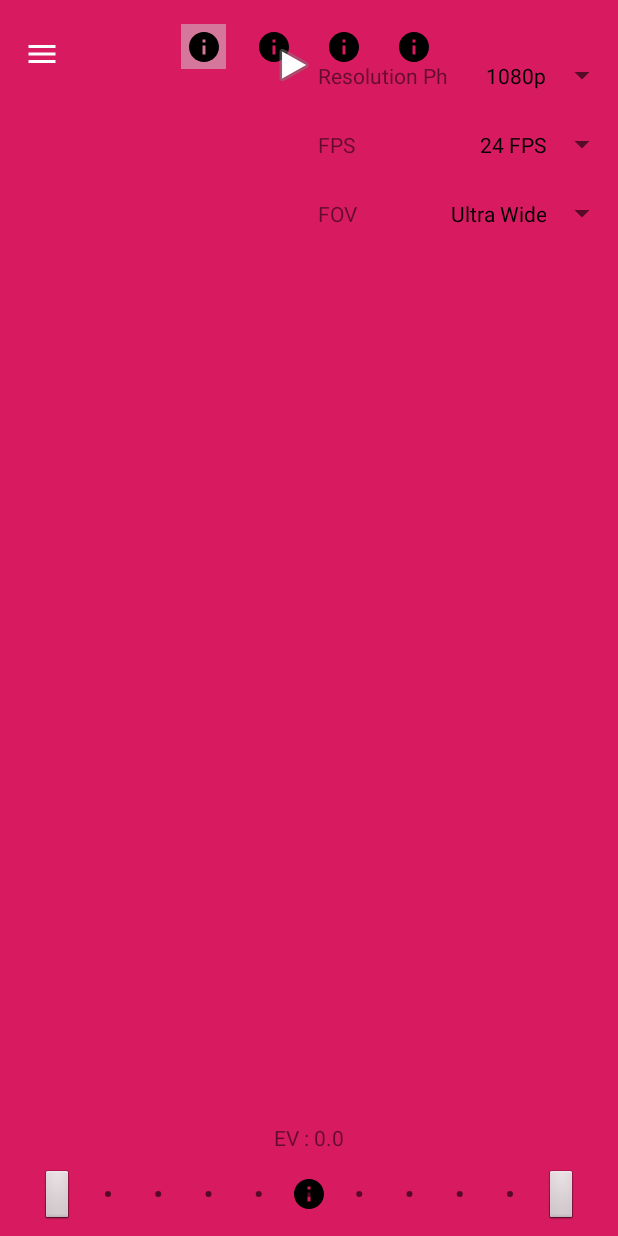
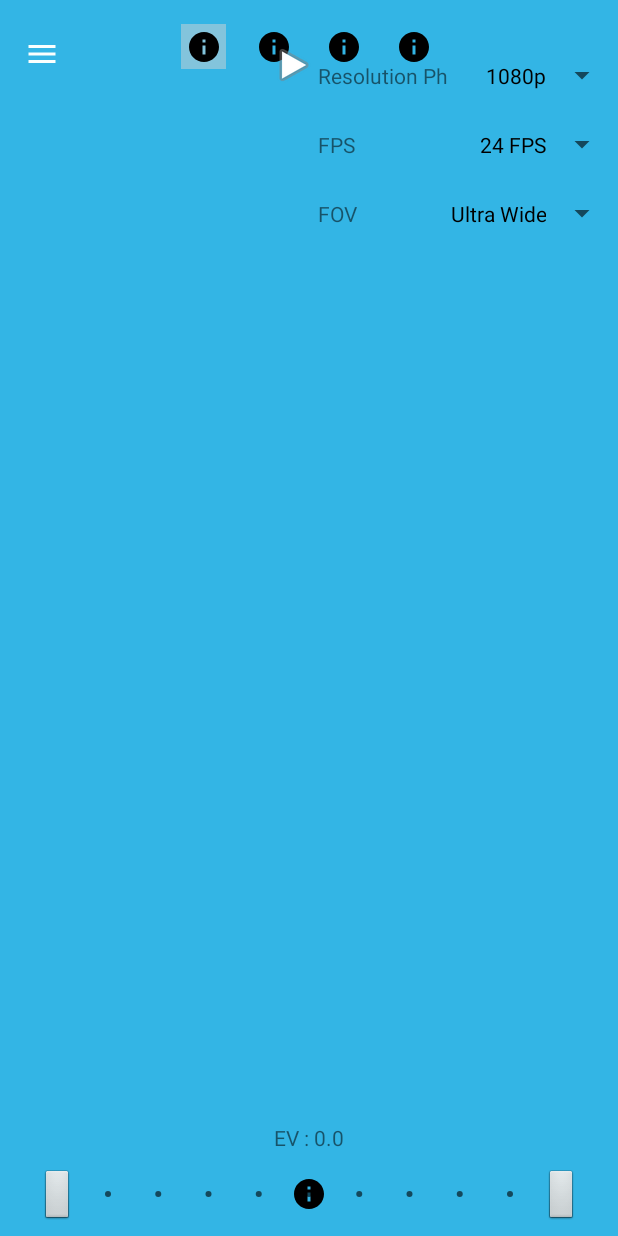
Before and after one commit to joachimtapp/lab_app_developpement, an Android app: the screen it shows after launch (LiveStreamActivity), in the side drawer, after a tap on "Live stream", on a phone screen of 412 x 824 dp. Run offline under Robolectric (Android 15) with nearby library versions, the phone set to English and light mode, and no system bars; our stand-ins replace Firebase (no records; nobody signed in at launch, a user with empty details on screens opened directly).

Commit message:
Added style

```diff
--- a/GoproApp_wear/mobile/src/main/java/com/goproapp/goproapp_wear/LiveStreamActivity.java
+++ b/GoproApp_wear/mobile/src/main/java/com/goproapp/goproapp_wear/LiveStreamActivity.java
@@ -234,9 +234,9 @@ public class LiveStreamActivity extends AppCompatActivity {
         ArrayAdapter<String> adapter_FOV = new ArrayAdapter<>(this, R.layout.spinner_item, FOV_spinner);
         ArrayAdapter<String> adapter_FPS = new ArrayAdapter<>(this,  R.layout.spinner_item, FPS_spinner);
 
-        adapter_res.setDropDownViewResource(android.R.layout.simple_spinner_dropdown_item);
-        adapter_FOV.setDropDownViewResource(android.R.layout.simple_spinner_dropdown_item);
-        adapter_FPS.setDropDownViewResource(android.R.layout.simple_spinner_dropdown_item);
+        adapter_res.setDropDownViewResource(R.layout.spinner_dropdown);
+        adapter_FOV.setDropDownViewResource(R.layout.spinner_dropdown);
+        adapter_FPS.setDropDownViewResource(R.layout.spinner_dropdown);
 
         spinner_res.setAdapter(adapter_res);
         spinner_FOV.setAdapter(adapter_FOV);
@@ -251,15 +251,15 @@ public class LiveStreamActivity extends AppCompatActivity {
             @Override
             public void onItemSelected(AdapterView<?> parent, View view, int position, long id) {
                 //Toast.makeText(LiveStreamActivity.this, "New resolution selected : " + parent.getItemAtPosition(position), Toast.LENGTH_SHORT).show();
-                //TODO : Update other spinners according to new resolution and send new parameter to GoPro
+                //TODO : send new parameter to GoPro
                 FOV_spinner = goProCombinations.getFov(spinner_res.getSelectedItem().toString());
                 FPS_spinner = goProCombinations.getFPS(spinner_res.getSelectedItem().toString());
 
                 ArrayAdapter<String> adapter_FOV = new ArrayAdapter<>(parent.getContext(), R.layout.spinner_item, FOV_spinner);
                 ArrayAdapter<String> adapter_FPS = new ArrayAdapter<>(parent.getContext(),  R.layout.spinner_item, FPS_spinner);
 
-                adapter_FOV.setDropDownViewResource(android.R.layout.simple_spinner_dropdown_item);
-                adapter_FPS.setDropDownViewResource(android.R.layout.simple_spinner_dropdown_item);
+                adapter_FOV.setDropDownViewResource(R.layout.spinner_dropdown);
+                adapter_FPS.setDropDownViewResource(R.layout.spinner_dropdown);
 
                 spinner_FOV.setAdapter(adapter_FOV);
                 spinner_FPS.setAdapter(adapter_FPS);
--- a/GoproApp_wear/mobile/src/main/res/layout/activity_live_stream.xml
+++ b/GoproApp_wear/mobile/src/main/res/layout/activity_live_stream.xml
@@ -19,7 +19,7 @@
             android:layout_height="match_parent"
             app:layout_constraintEnd_toEndOf="parent"
             app:layout_constraintTop_toTopOf="parent"
-            app:srcCompat="@color/colorAccent" />
+            app:srcCompat="@android:color/holo_blue_light" />
 
         <!-- Mode menu -->
         <RelativeLayout
--- a/GoproApp_wear/mobile/src/main/res/layout/side_menu_photo.xml
+++ b/GoproApp_wear/mobile/src/main/res/layout/side_menu_photo.xml
@@ -40,7 +40,8 @@
                 android:layout_width="wrap_content"
                 android:layout_height="wrap_content"
                 android:layout_gravity="end"
-                android:textAlignment="viewEnd"/>
+                android:textAlignment="viewEnd"
+                android:popupBackground="@color/spinner_background"/>
         </RelativeLayout>
 
     </android.support.constraint.ConstraintLayout>
@@ -80,7 +81,8 @@
                 android:layout_width="wrap_content"
                 android:layout_height="wrap_content"
                 android:gravity="end"
-                android:textAlignment="viewEnd" />
+                android:textAlignment="viewEnd"
+                android:popupBackground="@color/spinner_background"/>
         </RelativeLayout>
 
     </android.support.constraint.ConstraintLayout>
@@ -117,7 +119,8 @@
                 android:layout_width="wrap_content"
                 android:layout_height="wrap_content"
                 android:layout_gravity="end"
-                android:textAlignment="viewEnd" />
+                android:textAlignment="viewEnd"
+                android:popupBackground="@color/spinner_background"/>
         </RelativeLayout>
 
     </android.support.constraint.ConstraintLayout>
--- a/GoproApp_wear/mobile/src/main/res/layout/spinner_item.xml
+++ b/GoproApp_wear/mobile/src/main/res/layout/spinner_item.xml
@@ -3,8 +3,10 @@
     android:layout_height="match_parent"
     android:layout_width="70dp"
     android:gravity="right"
-    android:textColor="#000000"
+    android:textColor="@color/spinner_text"
     android:paddingRight="0dp"
     android:paddingLeft="0dp"
     android:paddingBottom="5dp"
-    android:paddingTop="5dp" />
+    android:paddingTop="5dp"
+    android:layout_margin="3dp"
+    android:background="@android:color/transparent" />
--- a/GoproApp_wear/mobile/src/main/res/values/colors.xml
+++ b/GoproApp_wear/mobile/src/main/res/values/colors.xml
@@ -8,4 +8,8 @@
 
     <color name="unselected">#00000000</color>
     <color name="selected">#80D3D3D3</color>
+
+    <color name="spinner_background">#000000</color>
+    <color name="spinner_text">#000000</color>
+    <color name="spinner_text_dropdown">#FFFFFF</color>
 </resources>
```
Also changed, not shown: GoproApp_wear/mobile/src/main/res/layout/side_menu_position.xml (+6 -3 lines), GoproApp_wear/mobile/src/main/res/layout/side_menu_video.xml (+6 -3 lines), GoproApp_wear/mobile/src/main/res/layout/spinner_dropdown.xml (added, +10 -0 lines).
